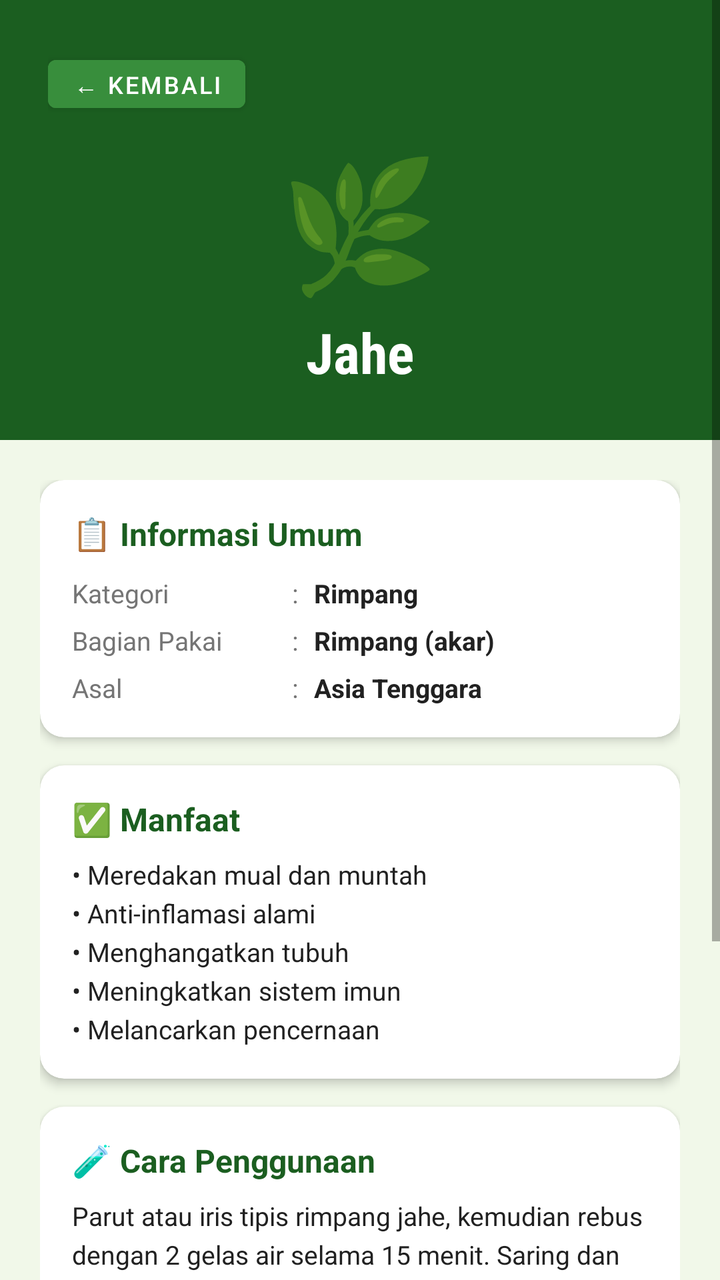
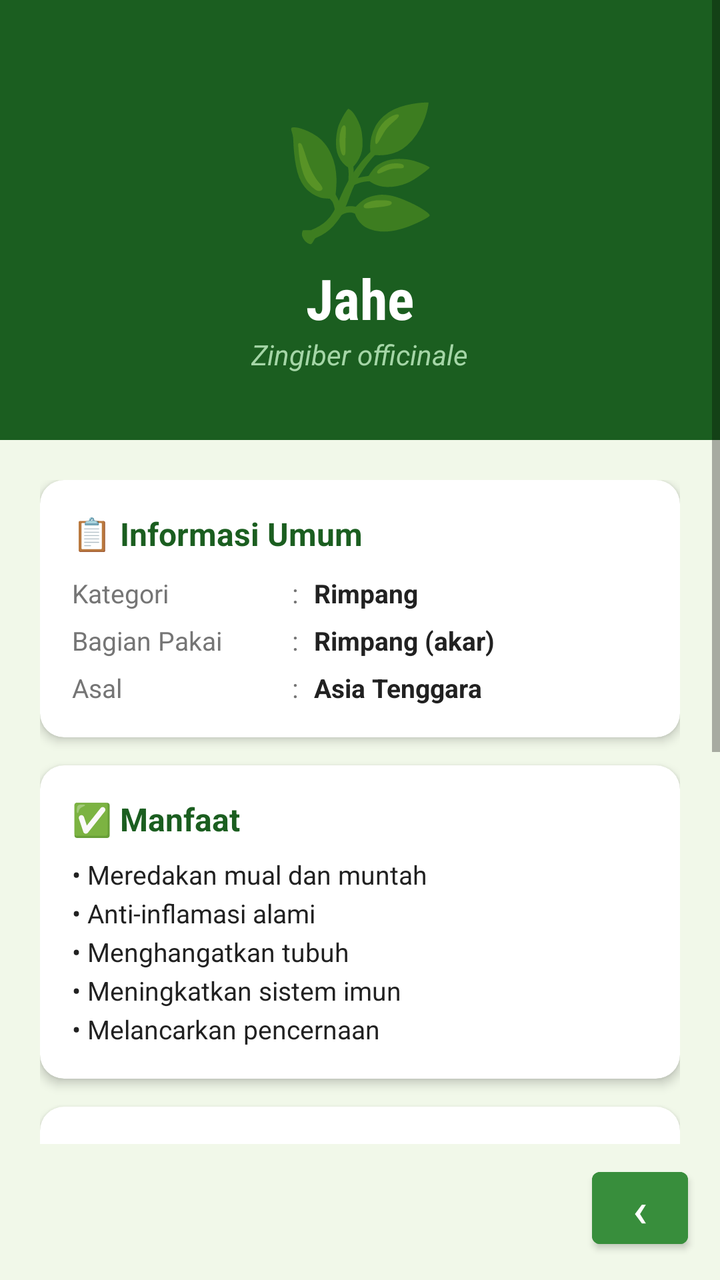

An Android layout rendered at two revisions. The XML below is the earlier revision; the diff shows what the commit changed to produce the second picture.
<!-- AndroidManifest.xml: application theme Theme.TOGA -->
<!-- res/layout/activity_detail.xml -->
<?xml version="1.0" encoding="utf-8"?>
<ScrollView
    xmlns:android="http://schemas.android.com/apk/res/android"
    android:layout_width="match_parent"
    android:layout_height="match_parent"
    android:background="@color/bg_primary"
    android:fillViewport="true">

    <LinearLayout
        android:layout_width="match_parent"
        android:layout_height="wrap_content"
        android:orientation="vertical">

        <LinearLayout
            android:layout_width="match_parent"
            android:layout_height="220dp"
            android:background="@color/green_dark"
            android:orientation="vertical"
            android:gravity="center"
            android:padding="24dp">

            <LinearLayout
                android:layout_width="match_parent"
                android:layout_height="wrap_content"
                android:orientation="horizontal"
                android:layout_gravity="top">

                <Button
                    android:id="@+id/btnBack"
                    android:layout_width="wrap_content"
                    android:layout_height="36dp"
                    android:text="← Kembali"
                    android:textSize="12sp"
                    android:paddingStart="12dp"
                    android:paddingEnd="12dp"
                    android:backgroundTint="@color/green_medium"
                    android:textColor="@color/white"
                    style="@style/Widget.MaterialComponents.Button" />

                <View
                    android:layout_width="0dp"
                    android:layout_height="1dp"
                    android:layout_weight="1" />

            </LinearLayout>

            <TextView
                android:id="@+id/tvEmojiDetail"
                android:layout_width="wrap_content"
                android:layout_height="wrap_content"
                android:text="🌿"
                android:textSize="64sp"
                android:layout_marginTop="8dp" />

            <TextView
                android:id="@+id/tvNamaDetail"
                android:layout_width="wrap_content"
                android:layout_height="wrap_content"
                android:text="Jahe"
                android:textColor="@color/white"
                android:textSize="28sp"
                android:textStyle="bold"
                android:fontFamily="sans-serif-condensed"
                android:layout_marginTop="4dp" />

            <TextView
                android:id="@+id/tvNamaLatinDetail"
                android:layout_width="wrap_content"
                android:layout_height="wrap_content"
                android:text="Zingiber officinale"
                android:textColor="@color/green_light"
                android:textSize="14sp"
                android:textStyle="italic" />

        </LinearLayout>

        <LinearLayout
            android:layout_width="match_parent"
            android:layout_height="wrap_content"
            android:orientation="vertical"
            android:padding="20dp">

            <androidx.cardview.widget.CardView
                xmlns:app="http://schemas.android.com/apk/res-auto"
                android:layout_width="match_parent"
                android:layout_height="wrap_content"
                app:cardCornerRadius="12dp"
                app:cardElevation="3dp"
                app:cardBackgroundColor="@color/white"
                android:layout_marginBottom="14dp">

                <LinearLayout
                    android:layout_width="match_parent"
                    android:layout_height="wrap_content"
                    android:orientation="vertical"
                    android:padding="16dp">

                    <TextView
                        android:layout_width="wrap_content"
                        android:layout_height="wrap_content"
                        android:text="📋 Informasi Umum"
                        android:textColor="@color/green_dark"
                        android:textSize="16sp"
                        android:textStyle="bold"
                        android:layout_marginBottom="10dp" />

                    <LinearLayout
                        android:layout_width="match_parent"
                        android:layout_height="wrap_content"
                        android:orientation="horizontal"
                        android:layout_marginBottom="6dp">

                        <TextView
                            android:layout_width="110dp"
                            android:layout_height="wrap_content"
                            android:text="Kategori"
                            android:textColor="@color/text_secondary"
                            android:textSize="13sp" />

                        <TextView
                            android:layout_width="wrap_content"
                            android:layout_height="wrap_content"
                            android:text=":"
                            android:textColor="@color/text_secondary"
                            android:textSize="13sp"
                            android:paddingEnd="8dp" />

                        <TextView
                            android:id="@+id/tvKategoriDetail"
                            android:layout_width="0dp"
                            android:layout_height="wrap_content"
                            android:layout_weight="1"
                            android:text="Rimpang"
                            android:textColor="@color/text_dark"
                            android:textSize="13sp"
                            android:textStyle="bold" />

                    </LinearLayout>

                    <LinearLayout
                        android:layout_width="match_parent"
                        android:layout_height="wrap_content"
                        android:orientation="horizontal"
                        android:layout_marginBottom="6dp">

                        <TextView
                            android:layout_width="110dp"
                            android:layout_height="wrap_content"
                            android:text="Bagian Pakai"
                            android:textColor="@color/text_secondary"
                            android:textSize="13sp" />

                        <TextView
                            android:layout_width="wrap_content"
                            android:layout_height="wrap_content"
                            android:text=":"
                            android:textColor="@color/text_secondary"
                            android:textSize="13sp"
                            android:paddingEnd="8dp" />

                        <TextView
                            android:id="@+id/tvBagianPakai"
                            android:layout_width="0dp"
                            android:layout_height="wrap_content"
                            android:layout_weight="1"
                            android:text="Rimpang (akar)"
                            android:textColor="@color/text_dark"
                            android:textSize="13sp"
                            android:textStyle="bold" />

                    </LinearLayout>

                    <LinearLayout
                        android:layout_width="match_parent"
                        android:layout_height="wrap_content"
                        android:orientation="horizontal">

                        <TextView
                            android:layout_width="110dp"
                            android:layout_height="wrap_content"
                            android:text="Asal"
                            android:textColor="@color/text_secondary"
                            android:textSize="13sp" />

                        <TextView
                            android:layout_width="wrap_content"
                            android:layout_height="wrap_content"
                            android:text=":"
                            android:textColor="@color/text_secondary"
                            android:textSize="13sp"
                            android:paddingEnd="8dp" />

                        <TextView
                            android:id="@+id/tvAsal"
                            android:layout_width="0dp"
                            android:layout_height="wrap_content"
                            android:layout_weight="1"
                            android:text="Asia Tenggara"
                            android:textColor="@color/text_dark"
                            android:textSize="13sp"
                            android:textStyle="bold" />

                    </LinearLayout>

                </LinearLayout>
            </androidx.cardview.widget.CardView>

            <androidx.cardview.widget.CardView
                xmlns:app="http://schemas.android.com/apk/res-auto"
                android:layout_width="match_parent"
                android:layout_height="wrap_content"
                app:cardCornerRadius="12dp"
                app:cardElevation="3dp"
                app:cardBackgroundColor="@color/white"
                android:layout_marginBottom="14dp">

                <LinearLayout
                    android:layout_width="match_parent"
                    android:layout_height="wrap_content"
                    android:orientation="vertical"
                    android:padding="16dp">

                    <TextView
                        android:layout_width="wrap_content"
                        android:layout_height="wrap_content"
                        android:text="✅ Manfaat"
                        android:textColor="@color/green_dark"
                        android:textSize="16sp"
                        android:textStyle="bold"
                        android:layout_marginBottom="8dp" />

                    <TextView
                        android:id="@+id/tvManfaat"
                        android:layout_width="match_parent"
                        android:layout_height="wrap_content"
                        android:text="• Meredakan mual dan muntah&#10;• Anti-inflamasi alami&#10;• Menghangatkan tubuh&#10;• Meningkatkan sistem imun&#10;• Melancarkan pencernaan"
                        android:textColor="@color/text_dark"
                        android:textSize="13sp"
                        android:lineSpacingExtra="4dp" />

                </LinearLayout>
            </androidx.cardview.widget.CardView>

            <androidx.cardview.widget.CardView
                xmlns:app="http://schemas.android.com/apk/res-auto"
                android:layout_width="match_parent"
                android:layout_height="wrap_content"
                app:cardCornerRadius="12dp"
                app:cardElevation="3dp"
                app:cardBackgroundColor="@color/white"
                android:layout_marginBottom="14dp">

                <LinearLayout
                    android:layout_width="match_parent"
                    android:layout_height="wrap_content"
                    android:orientation="vertical"
                    android:padding="16dp">

                    <TextView
                        android:layout_width="wrap_content"
                        android:layout_height="wrap_content"
                        android:text="🧪 Cara Penggunaan"
                        android:textColor="@color/green_dark"
                        android:textSize="16sp"
                        android:textStyle="bold"
                        android:layout_marginBottom="8dp" />

                    <TextView
                        android:id="@+id/tvCaraPenggunaan"
                        android:layout_width="match_parent"
                        android:layout_height="wrap_content"
                        android:text="Parut atau iris tipis rimpang jahe, kemudian rebus dengan 2 gelas air selama 15 menit. Saring dan minum selagi hangat. Dapat ditambahkan madu atau gula aren untuk rasa yang lebih baik."
                        android:textColor="@color/text_dark"
                        android:textSize="13sp"
                        android:lineSpacingExtra="4dp" />

                </LinearLayout>
            </androidx.cardview.widget.CardView>

            <androidx.cardview.widget.CardView
                xmlns:app="http://schemas.android.com/apk/res-auto"
                android:layout_width="match_parent"
                android:layout_height="wrap_content"
                app:cardCornerRadius="12dp"
                app:cardElevation="3dp"
                app:cardBackgroundColor="@color/warning_bg"
                android:layout_marginBottom="8dp">

                <LinearLayout
                    android:layout_width="match_parent"
                    android:layout_height="wrap_content"
                    android:orientation="vertical"
                    android:padding="16dp">

                    <TextView
                        android:layout_width="wrap_content"
                        android:layout_height="wrap_content"
                        android:text="⚠️ Peringatan"
                        android:textColor="@color/warning_text"
                        android:textSize="16sp"
                        android:textStyle="bold"
                        android:layout_marginBottom="8dp" />

                    <TextView
                        android:id="@+id/tvPeringatan"
                        android:layout_width="match_parent"
                        android:layout_height="wrap_content"
                        android:text="Hindari konsumsi berlebihan. Tidak disarankan untuk ibu hamil trimester pertama. Konsultasikan dengan dokter jika sedang mengonsumsi obat pengencer darah."
                        android:textColor="@color/warning_text"
                        android:textSize="13sp"
                        android:lineSpacingExtra="4dp" />

                </LinearLayout>
            </androidx.cardview.widget.CardView>

        </LinearLayout>
    </LinearLayout>

</ScrollView>
<!-- resources referenced by this layout -->
<resources>
  <color name="bg_primary">#F1F8E9</color>
  <color name="green_dark">#1B5E20</color>
  <color name="green_light">#A5D6A7</color>
  <color name="green_medium">#388E3C</color>
  <color name="text_dark">#212121</color>
  <color name="text_secondary">#757575</color>
  <color name="warning_bg">#FFF8E1</color>
  <color name="warning_text">#E65100</color>
  <color name="white">#FFFFFF</color>
  <style name="Theme.TOGA" parent="Theme.MaterialComponents.DayNight.DarkActionBar">
          <item name="colorPrimary">@color/green_dark</item>
          <item name="colorPrimaryVariant">@color/green_medium</item>
          <item name="colorOnPrimary">@color/white</item>
          <item name="colorSecondary">@color/green_accent</item>
          <item name="colorSecondaryVariant">@color/green_light</item>
          <item name="colorOnSecondary">@color/white</item>
          <item name="android:statusBarColor" tools:targetApi="l">@color/green_dark</item>
  
          <item name="windowActionBar">false</item>
          <item name="windowNoTitle">true</item>
      </style>
  <color name="green_accent">#66BB6A</color>
</resources>

<!-- the commit's change to res/layout/activity_detail.xml (unified diff, before → after) -->
@@ -1,10 +1,17 @@
 <?xml version="1.0" encoding="utf-8"?>
-<ScrollView
+<LinearLayout
     xmlns:android="http://schemas.android.com/apk/res/android"
     android:layout_width="match_parent"
     android:layout_height="match_parent"
+    android:orientation="vertical"
     android:background="@color/bg_primary"
-    android:fillViewport="true">
+    android:fitsSystemWindows="true">
+
+    <ScrollView
+        android:layout_width="match_parent"
+        android:layout_height="0dp"
+        android:layout_weight="1"
+        android:fillViewport="true">
 
     <LinearLayout
         android:layout_width="match_parent"
@@ -19,31 +26,6 @@
             android:gravity="center"
             android:padding="24dp">
 
-            <LinearLayout
-                android:layout_width="match_parent"
-                android:layout_height="wrap_content"
-                android:orientation="horizontal"
-                android:layout_gravity="top">
-
-                <Button
-                    android:id="@+id/btnBack"
-                    android:layout_width="wrap_content"
-                    android:layout_height="36dp"
-                    android:text="← Kembali"
-                    android:textSize="12sp"
-                    android:paddingStart="12dp"
-                    android:paddingEnd="12dp"
-                    android:backgroundTint="@color/green_medium"
-                    android:textColor="@color/white"
-                    style="@style/Widget.MaterialComponents.Button" />
-
-                <View
-                    android:layout_width="0dp"
-                    android:layout_height="1dp"
-                    android:layout_weight="1" />
-
-            </LinearLayout>
-
             <TextView
                 android:id="@+id/tvEmojiDetail"
                 android:layout_width="wrap_content"
@@ -316,4 +298,21 @@
         </LinearLayout>
     </LinearLayout>
 
-</ScrollView>
+    </ScrollView>
+
+    <Button
+        android:id="@+id/btnBack"
+        android:layout_width="48dp"
+        android:layout_height="48dp"
+        android:layout_gravity="end"
+        android:layout_marginEnd="16dp"
+        android:layout_marginTop="8dp"
+        android:layout_marginBottom="12dp"
+        android:text="‹"
+        android:textSize="24sp"
+        android:backgroundTint="@color/green_medium"
+        android:textColor="@color/white"
+        android:padding="0dp"
+        style="@style/Widget.MaterialComponents.Button" />
+
+</LinearLayout>
